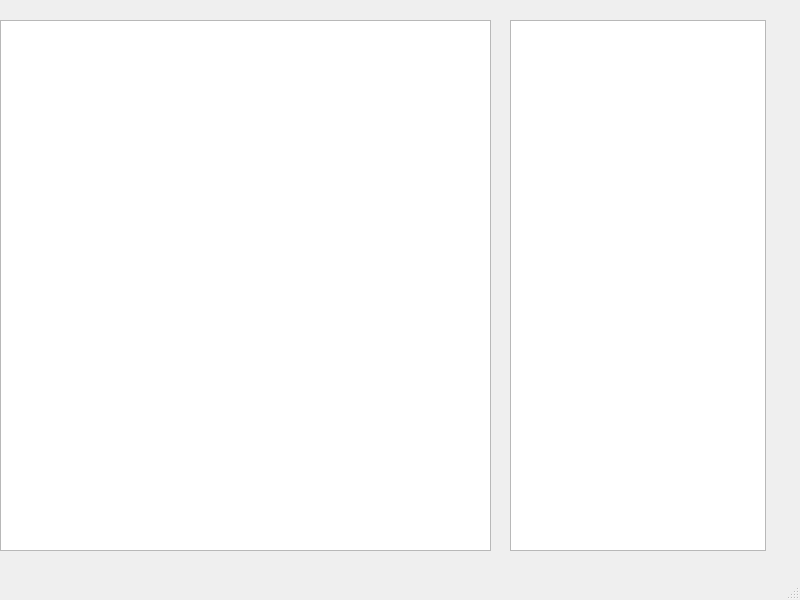
First picture: the form in mainwindow.ui, repository nikusick/predictionTrie, before the edit.
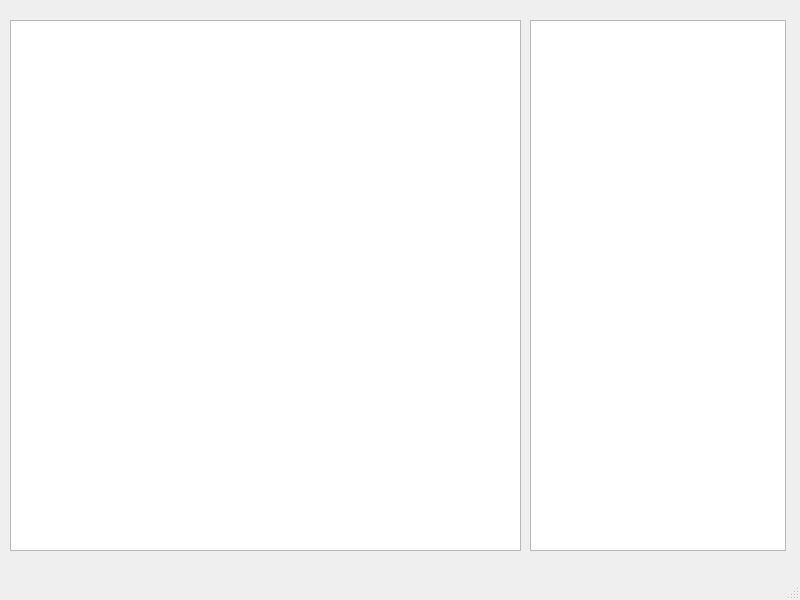
Second picture: the form after the edit.

```diff
--- a/mainwindow.ui
+++ b/mainwindow.ui
@@ -17,9 +17,9 @@
    <widget class="QTextEdit" name="textEdit">
     <property name="geometry">
      <rect>
-      <x>0</x>
+      <x>10</x>
       <y>20</y>
-      <width>491</width>
+      <width>511</width>
       <height>531</height>
      </rect>
     </property>
@@ -51,7 +51,7 @@
    <widget class="QListWidget" name="listWidget">
     <property name="geometry">
      <rect>
-      <x>510</x>
+      <x>530</x>
       <y>20</y>
       <width>256</width>
       <height>531</height>
```
